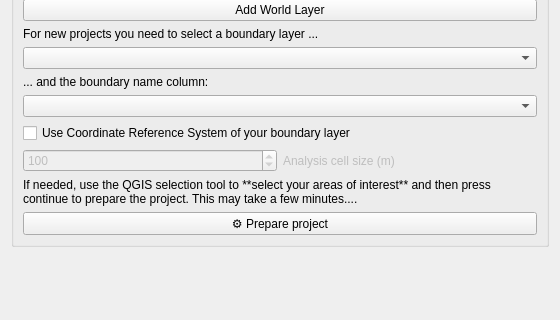
Before: the Qt Designer form geest/ui/setup_panel_base.ui in worldbank/GEEST, drawn with Qt 5; both pictures show x 0 to 560 and y 359 to 679 of the 560 by 848 pixel window.
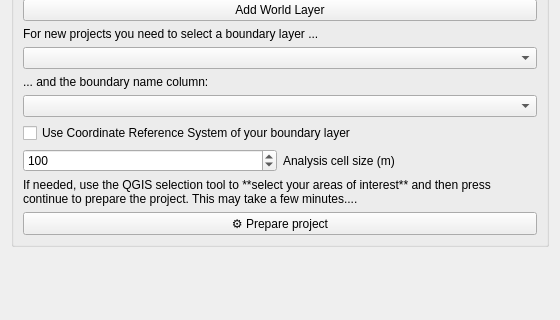
After: the same form once the commit is applied. Icons and pictures are not drawn. Custom widgets are drawn as their Qt base class.

Diff of the .ui file:
```diff
--- a/geest/ui/setup_panel_base.ui
+++ b/geest/ui/setup_panel_base.ui
@@ -190,7 +190,7 @@
         <item>
          <widget class="QSpinBox" name="cell_size_spinbox">
           <property name="enabled">
-           <bool>false</bool>
+           <bool>true</bool>
           </property>
           <property name="minimum">
            <number>10</number>
@@ -206,7 +206,7 @@
         <item>
          <widget class="QLabel" name="label">
           <property name="enabled">
-           <bool>false</bool>
+           <bool>true</bool>
           </property>
           <property name="text">
            <string>Analysis cell size (m)</string>
```
